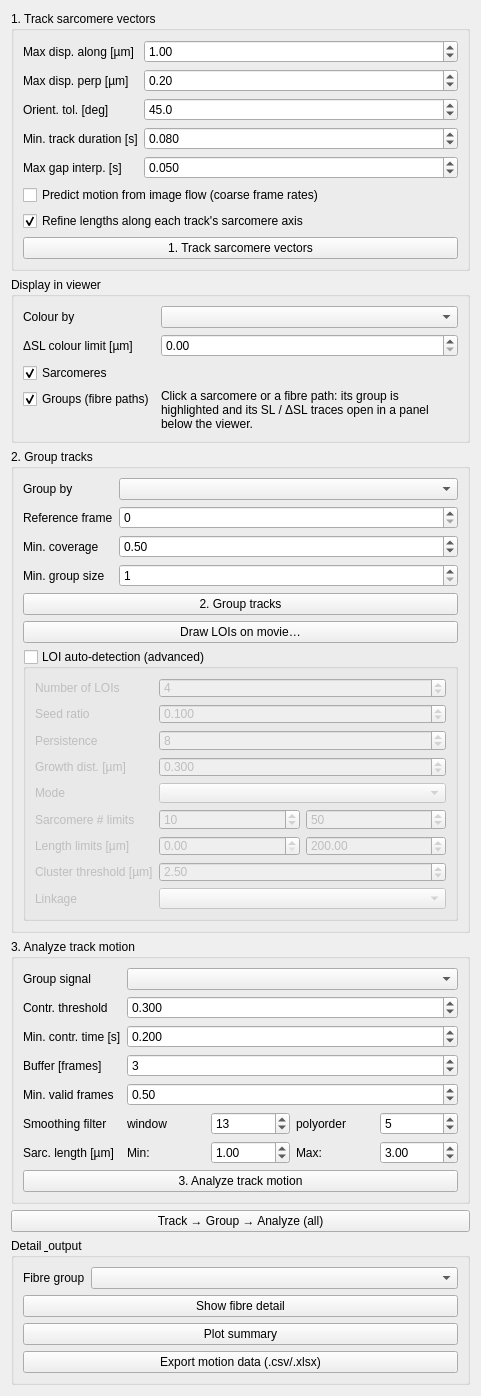
Before: the Qt Designer form sarcasm_app/ui-files/parameters_motion_analysis.ui in danihae/SarcAsM, drawn with Qt 5.
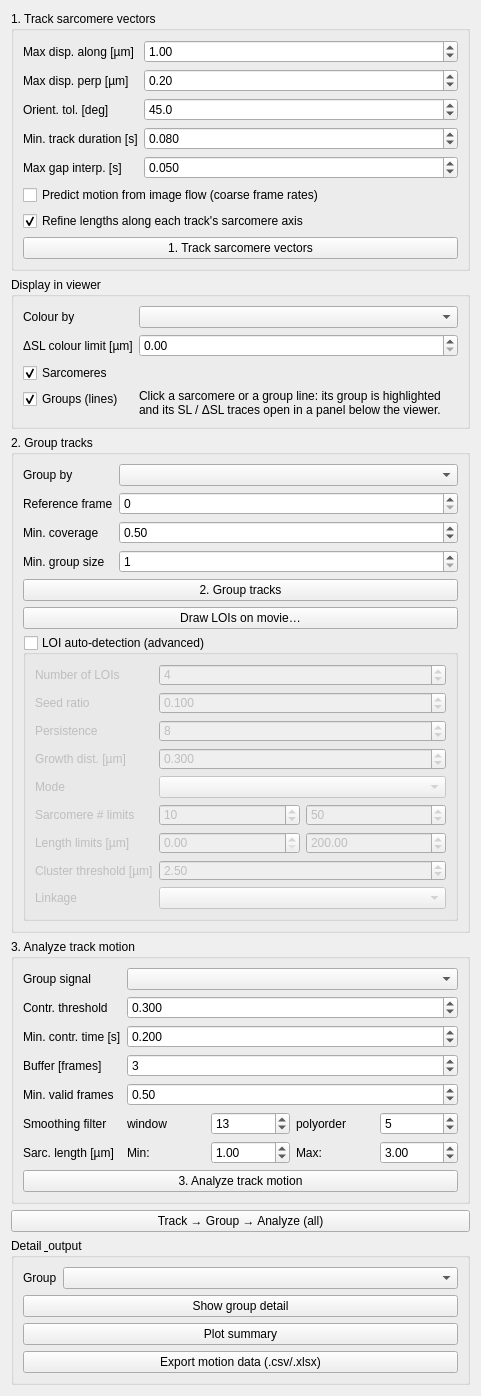
After: the same form once the commit is applied.

Commit message: feat(motion)!: one Group view for every grouping kind; Motion removed; popping in analyze

Patch:
```diff
--- a/sarcasm_app/ui-files/parameters_motion_analysis.ui
+++ b/sarcasm_app/ui-files/parameters_motion_analysis.ui
@@ -269,7 +269,7 @@
          <string>&lt;p&gt;Shows or hides the 'Groups' layer. For the myofibril and LOI groupings it draws one line per fibre through its sarcomeres at the reference frame, coloured and numbered by group (numbers only up to 30 groups). Click a line to select that group: its sarcomeres are ringed in yellow and the group's traces open in a panel below the viewer. Other groupings draw no lines; set 'Colour by' to Group to see them. Default on.&lt;/p&gt;</string>
         </property>
         <property name="text">
-         <string>Groups (fibre paths)</string>
+         <string>Groups (lines)</string>
         </property>
         <property name="checked">
          <bool>true</bool>
@@ -279,7 +279,7 @@
       <item row="4" column="1">
        <widget class="QLabel" name="label_display_hint">
         <property name="text">
-         <string>Click a sarcomere or a fibre path: its group is highlighted and its SL / ΔSL traces open in a panel below the viewer.</string>
+         <string>Click a sarcomere or a group line: its group is highlighted and its SL / ΔSL traces open in a panel below the viewer.</string>
         </property>
         <property name="wordWrap">
          <bool>true</bool>
@@ -902,7 +902,7 @@
          <string>&lt;p&gt;Which fibre to show with 'Show fibre detail'. The numbers are the group numbers on the fibre lines in the viewer; clicking a fibre line or a sarcomere in the viewer selects its group here. Only available after grouping by myofibril or loi.&lt;/p&gt;</string>
         </property>
         <property name="text">
-         <string>Fibre group</string>
+         <string>Group</string>
         </property>
        </widget>
       </item>
@@ -919,7 +919,7 @@
          <string>&lt;p&gt;Analyses the selected fibre like a manually placed line of interest: its sarcomeres, in order along the fibre, give Z-band positions and per-sarcomere length changes. Opens plots of the Z-band positions over time, the length change of each sarcomere, a phase-space plot (length change against velocity) and a map of popping events (a sarcomere lengthening more than 0.25 µm beyond its resting length during a contraction). Uses its own default contraction settings, not those of step 3.&lt;/p&gt;</string>
         </property>
         <property name="text">
-         <string>Show fibre detail</string>
+         <string>Show group detail</string>
         </property>
        </widget>
       </item>
```
Left out of the diff: 40 changed lines with no effect on the pictures. The commit also changes 38 other files.
